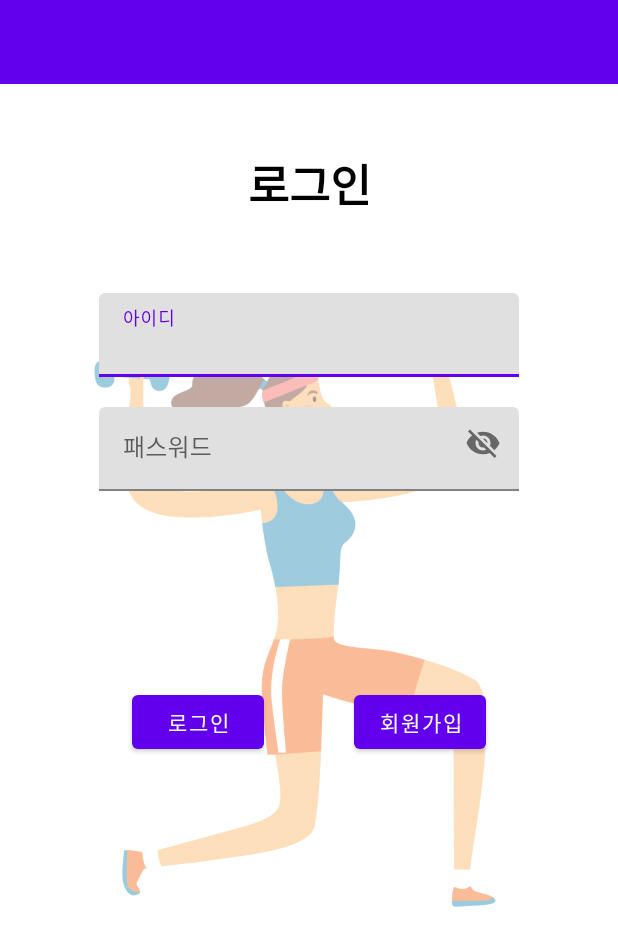
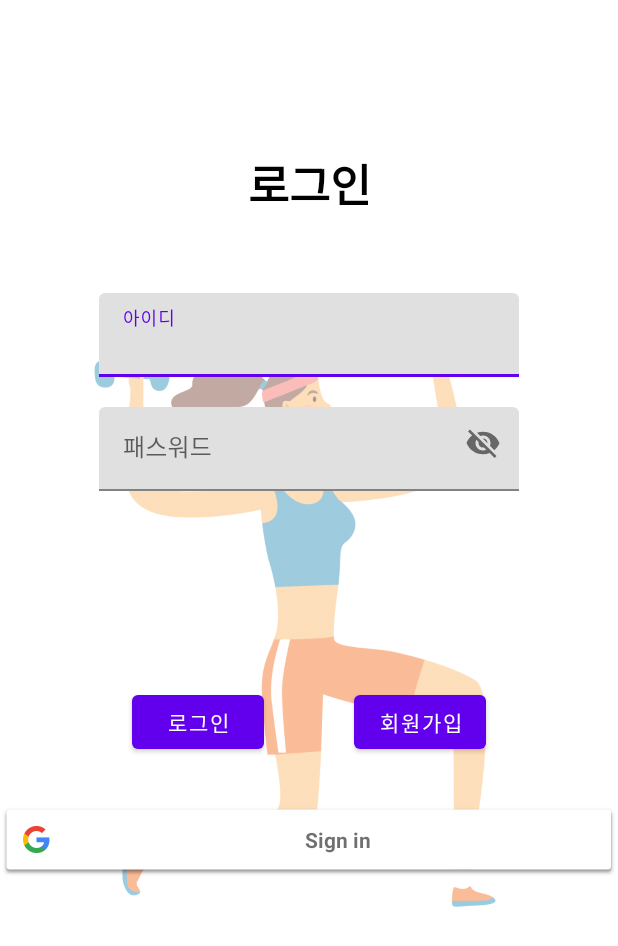
Before and after one commit to ekye26/healthcare, an Android app: the Health_login screen opened directly, with no data from a screen before it, after a tap on "로그인", on a phone screen of 412 x 824 dp. Shown: the top 946 px of the screen. Run offline under Robolectric (Android 15) with nearby library versions, the phone set to English and light mode, and no system bars; our stand-ins replace Firebase (no records; nobody signed in at launch, a user with empty details on screens opened directly); 1 other tap on this screen came first.

Commit message:
kotlin+postgres+google

```diff
--- a/app/src/main/java/com/example/mit_healthcare/mainhealthcare/Health_login.kt
+++ b/app/src/main/java/com/example/mit_healthcare/mainhealthcare/Health_login.kt
@@ -3,16 +3,31 @@ package com.example.mit_healthcare.mainhealthcare
 import android.content.Intent
 import android.os.Bundle
 import android.os.StrictMode
+import android.util.Log
 import android.widget.Button
 import android.widget.EditText
 import android.widget.Toast
 import androidx.appcompat.app.AppCompatActivity
 import com.example.mit_healthcare.R
+import com.google.android.gms.auth.api.signin.GoogleSignIn
+import com.google.android.gms.auth.api.signin.GoogleSignInClient
+import com.google.android.gms.auth.api.signin.GoogleSignInOptions
+import com.google.android.gms.common.SignInButton
+import com.google.android.gms.common.api.ApiException
+import com.google.firebase.auth.FirebaseAuth
+import com.google.firebase.auth.GoogleAuthProvider
 import java.sql.DriverManager
 import java.sql.SQLException
 
 
 class Health_login : AppCompatActivity() {
+
+    var auth: FirebaseAuth? = null
+    val GOOGLE_REQUEST_CODE = 99
+    val TAG = "googleLogin"
+    private lateinit var googleSignInClient: GoogleSignInClient
+
+
     override fun onCreate(savedInstanceState: Bundle?) {
         super.onCreate(savedInstanceState)
         setContentView(R.layout.health_login)
@@ -33,14 +48,27 @@ class Health_login : AppCompatActivity() {
             login("$ID", "$PW")
 
         }
+
+        //구글연동
+        auth = FirebaseAuth.getInstance()
+        val gso = GoogleSignInOptions.Builder(GoogleSignInOptions.DEFAULT_SIGN_IN)
+            .requestIdToken(getString(R.string.default_web_client_id))
+            .requestEmail()
+            .build()
+        googleSignInClient = GoogleSignIn.getClient(this,gso)
+
+        val google_btn : SignInButton = findViewById(R.id.google_btn)
+        google_btn.setOnClickListener { signIn() }
+        // 여기까지
+
     }
 
-    fun login(ID : String, PW : String) {
+    private fun login(ID : String, PW : String) {
 
         val policy = StrictMode.ThreadPolicy.Builder().permitAll().build()
         StrictMode.setThreadPolicy(policy)
 
-        val jdbcURL = "jdbc:postgresql://:5432/server"
+        val jdbcURL = "jdbc:postgresql://192.168.0.4:5432/server"
         val username = "postgres"
         val password = "150526"
 
@@ -69,4 +97,51 @@ class Health_login : AppCompatActivity() {
             e.printStackTrace()
         }
     }
+
+    //구글 연동
+    private fun signIn() {
+        val signInIntent = googleSignInClient.signInIntent
+        startActivityForResult(signInIntent, GOOGLE_REQUEST_CODE)
+    }
+
+    override fun onActivityResult(requestCode: Int, resultCode: Int, data: Intent?) {
+        super.onActivityResult(requestCode, resultCode, data)
+
+        // Result returned from launching the Intent from GoogleSignInApi.getSignInIntent(...);
+        if (requestCode == GOOGLE_REQUEST_CODE) {
+            val task = GoogleSignIn.getSignedInAccountFromIntent(data)
+            try {
+                // Google Sign In was successful, authenticate with Firebase
+                val account = task.getResult(ApiException::class.java)!!
+                Log.d(TAG, "firebaseAuthWithGoogle:" + account.id)
+                firebaseAuthWithGoogle(account.idToken!!)
+            } catch (e: ApiException) {
+                // Google Sign In failed, update UI appropriately
+                Log.w(TAG, "Google sign in failed", e)
+                Toast.makeText(this, "로그인 실패", Toast.LENGTH_SHORT).show()
+            }
+        }
+    }
+    private fun firebaseAuthWithGoogle(idToken: String) {
+        val credential = GoogleAuthProvider.getCredential(idToken, null)
+        auth?.signInWithCredential(credential)
+            ?.addOnCompleteListener(this) { task ->
+                if (task.isSuccessful) {
+                    // Sign in success, update UI with the signed-in user's information
+                    Log.d(TAG, "로그인 성공")
+                    val user = auth!!.currentUser
+                    loginSuccess()
+                } else {
+                    // If sign in fails, display a message to the user.
+                    Log.w(TAG, "signInWithCredential:failure", task.exception)
+                }
+            }
+    }
+    private fun loginSuccess(){
+        val intent = Intent(this, Health_data::class.java)
+        Toast.makeText(this, "로그인을 성공했습니다.", Toast.LENGTH_SHORT).show()
+        startActivity(intent)
+        finish()
+    }
+    // 여기까지
 }
--- a/app/src/main/res/layout/health_login.xml
+++ b/app/src/main/res/layout/health_login.xml
@@ -5,17 +5,6 @@
     android:layout_width="match_parent"
     android:layout_height="match_parent"
     android:layout_gravity="center">
-
-    <androidx.appcompat.widget.Toolbar
-        android:id="@+id/toolbar2"
-        android:layout_width="match_parent"
-        android:layout_height="wrap_content"
-        android:background="?attr/colorPrimary"
-        android:minHeight="?attr/actionBarSize"
-        android:theme="?attr/actionBarTheme"
-        app:layout_constraintEnd_toEndOf="parent"
-        app:layout_constraintStart_toStartOf="parent"
-        app:layout_constraintTop_toTopOf="@+id/imageView2" />
 
     <ImageView
         android:id="@+id/work_lo"
@@ -117,7 +106,16 @@
                 android:layout_marginRight="30dp"
                 android:layout_weight="1"
                 android:text="@string/sign_up" />
+
+            <!--Google Sign In 부분-->
+
         </LinearLayout>
+
+        <com.google.android.gms.common.SignInButton
+            android:id="@+id/google_btn"
+            android:layout_width="match_parent"
+            android:layout_height="wrap_content"
+            android:layout_marginTop="30dp"></com.google.android.gms.common.SignInButton>
 
     </LinearLayout>
 </androidx.constraintlayout.widget.ConstraintLayout>
--- a/build.gradle
+++ b/build.gradle
@@ -8,6 +8,7 @@ buildscript {
     dependencies {
         classpath "com.android.tools.build:gradle:4.1.1"
         classpath "org.jetbrains.kotlin:kotlin-gradle-plugin:$kotlin_version"
+        classpath 'com.google.gms:google-services:4.3.5'
 
         // NOTE: Do not place your application dependencies here; they belong
         // in the individual module build.gradle files
```
Also changed, not shown: app/build.gradle (+10 -0 lines).
